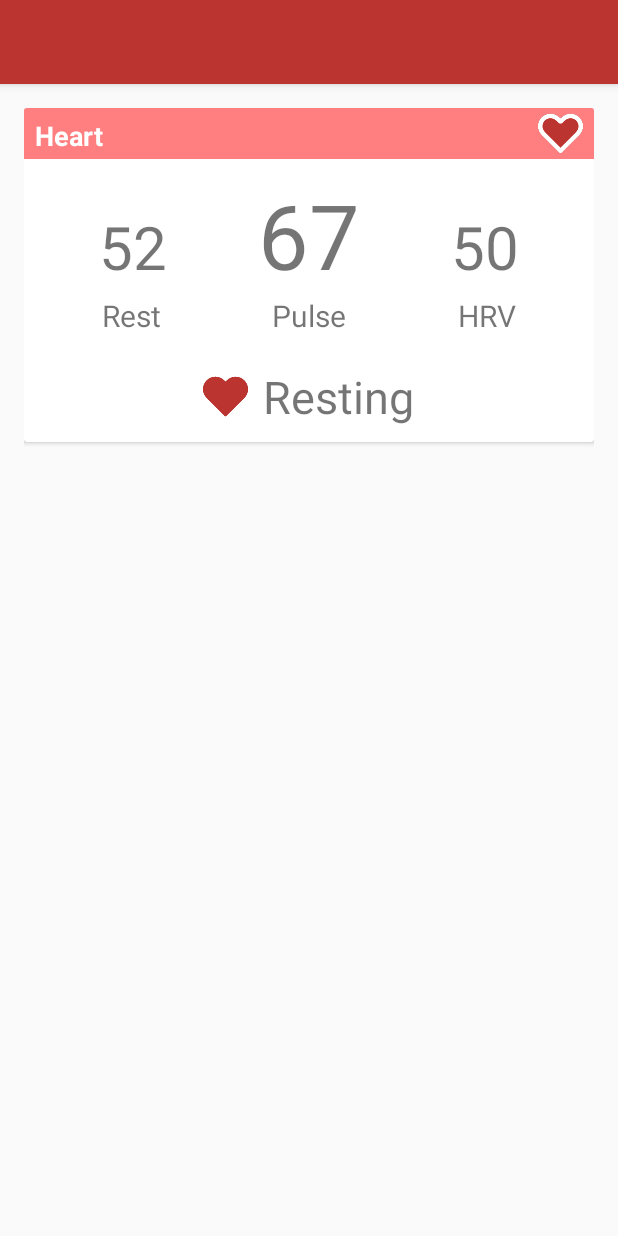
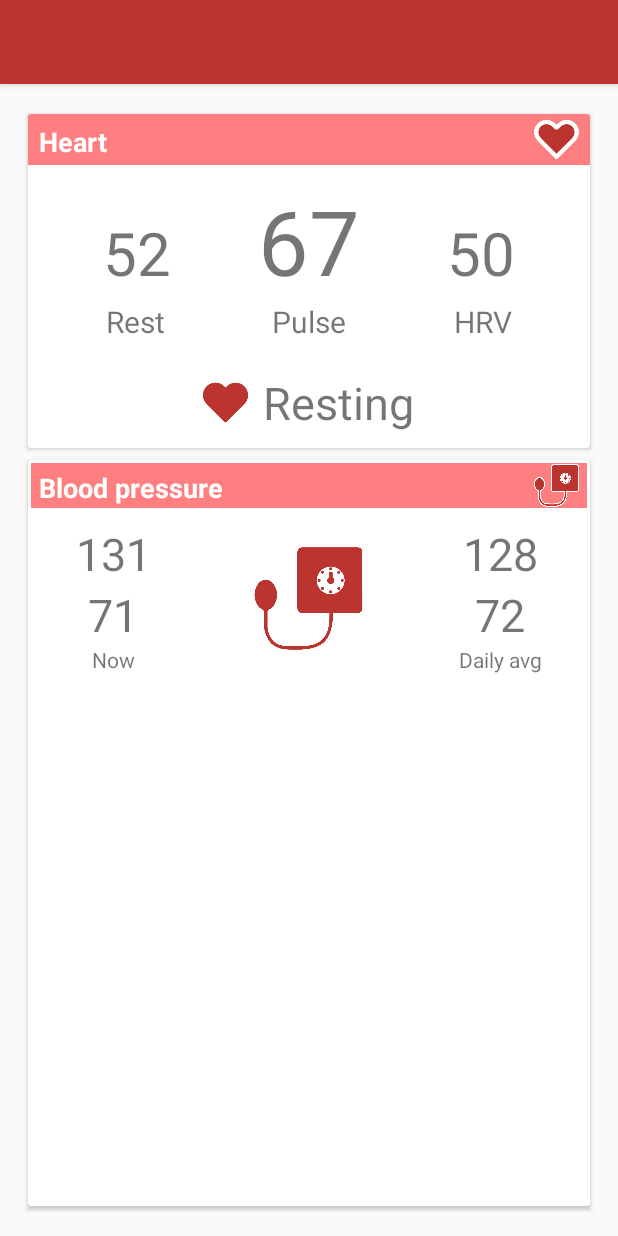
Before and after one commit to SimonLeppanen/MedApp, an Android app: the screen it shows after launch (MainActivity), on a phone screen of 412 x 824 dp. Run offline under Robolectric (Android 15) with nearby library versions, the phone set to English and light mode, and no system bars.

Commit message:
Heart layout, temp, bp

```diff
--- a/app/src/main/res/layout/activity_main.xml
+++ b/app/src/main/res/layout/activity_main.xml
@@ -3,6 +3,7 @@
 <!-- outside cards-->
 <LinearLayout xmlns:android="http://schemas.android.com/apk/res/android"
     xmlns:tools="http://schemas.android.com/tools"
+
     android:id="@+id/activity_main"
     android:layout_width="match_parent"
     android:layout_height="match_parent"
@@ -16,7 +17,12 @@
 
     <include
         android:id="@+id/card_heart"
-        layout="@layout/card_heart"/>
-
+        layout="@layout/card_heart" />
+    <include
+        android:id="@+id/card_bp"
+        layout="@layout/card_bp"/>
+    <include
+        android:id="@+id/card_temperature"
+        layout="@layout/card_temperature"/>
 
 </LinearLayout>
--- /dev/null
+++ b/app/src/main/res/layout/card_bp.xml
@@ -0,0 +1,104 @@
+<?xml version="1.0" encoding="utf-8"?>
+<android.support.v7.widget.CardView
+    xmlns:android="http://schemas.android.com/apk/res/android"
+    xmlns:app="http://schemas.android.com/apk/res-auto"
+    app:cardUseCompatPadding="true"
+    android:layout_width="match_parent"
+    android:layout_height="match_parent">
+
+    <LinearLayout
+        android:layout_width="match_parent"
+        android:layout_height="wrap_content"
+        android:orientation="vertical">
+        <LinearLayout
+            android:layout_width="match_parent"
+            android:layout_height="wrap_content"
+            android:orientation="vertical"
+            android:padding="2dp">
+
+            <LinearLayout
+                android:layout_width="match_parent"
+                android:layout_height="match_parent"
+                android:orientation="horizontal"
+                android:background="@color/colorCardHeader">
+
+                <TextView
+                    android:layout_width="0dp"
+                    android:layout_height="30dp"
+                    android:layout_weight="1"
+                    android:paddingTop="4dp"
+                    android:layout_marginLeft="5dp"
+                    android:text="Blood pressure"
+                    android:textColor="@color/white"
+                    android:textSize="18dp"
+                    android:textStyle="bold"/>
+                <ImageView
+                    android:layout_width="30dp"
+                    android:layout_height="match_parent"
+                    android:layout_marginRight="5dp"
+                    android:src="@drawable/bp_icon"/>
+            </LinearLayout>
+            <RelativeLayout
+                android:layout_width="match_parent"
+                android:layout_height="wrap_content"
+                android:layout_marginTop="10dp">
+
+                <LinearLayout
+                    android:layout_width="wrap_content"
+                    android:layout_height="wrap_content"
+                    android:layout_marginLeft="30dp"
+                    android:layout_alignParentLeft="true"
+                    android:gravity="center"
+                    android:orientation="vertical"
+                    >
+                    <TextView
+                        android:id="@+id/left_syst_nbr"
+                        android:layout_width="wrap_content"
+                        android:layout_height="wrap_content"
+                        android:text="131"
+                        android:textSize="30sp"/>
+                    <TextView
+                        android:id="@+id/left_diast_nbr"
+                        android:layout_width="wrap_content"
+                        android:layout_height="wrap_content"
+                        android:text="71"
+                        android:textSize="30sp"/>
+                    <TextView
+                        android:id="@+id/bp_left_txt"
+                        android:layout_width="wrap_content"
+                        android:layout_height="wrap_content"
+                        android:text="Now"/>
+                </LinearLayout>
+
+                <ImageView
+                    android:layout_width="75dp"
+                    android:layout_height="75dp"
+                    android:src="@drawable/bp_icon_2"
+                    android:layout_centerInParent="true"/>
+
+                <LinearLayout
+                    android:layout_width="wrap_content"
+                    android:layout_height="wrap_content"
+                    android:layout_marginRight="30dp"
+                    android:orientation="vertical"
+                    android:gravity="center"
+                    android:layout_alignParentRight="true">
+                    <TextView
+                        android:layout_width="wrap_content"
+                        android:layout_height="wrap_content"
+                        android:text="128"
+                        android:textSize="30sp"/>
+                    <TextView
+                        android:layout_width="wrap_content"
+                        android:layout_height="wrap_content"
+                        android:text="72"
+                        android:textSize="30sp"/>
+                    <TextView
+                        android:layout_width="wrap_content"
+                        android:layout_height="wrap_content"
+                        android:text="Daily avg"/>
+                </LinearLayout>
+            </RelativeLayout>
+        </LinearLayout>
+    </LinearLayout>
+</android.support.v7.widget.CardView>
--- a/app/src/main/res/layout/card_heart.xml
+++ b/app/src/main/res/layout/card_heart.xml
@@ -1,10 +1,13 @@
 <?xml version="1.0" encoding="utf-8"?>
 <android.support.v7.widget.CardView
+    xmlns:app="http://schemas.android.com/apk/res-auto"
+    xmlns:android="http://schemas.android.com/apk/res/android"
     android:id="@+id/card_heart"
     android:layout_width="match_parent"
     android:layout_height="wrap_content"
+    app:cardUseCompatPadding="true"
     android:paddingBottom="10dp"
-    xmlns:android="http://schemas.android.com/apk/res/android">
+    >
     <LinearLayout
         android:layout_width="match_parent"
         android:layout_height="match_parent"
```
Also changed, not shown: app/src/main/res/layout/card_temperature.xml (+78 -2 lines), app/src/main/res/drawable/bp_icon.png (added), app/src/main/res/drawable/bp_icon_2.png (added), app/src/main/res/drawable/temperature_icon.png (added), app/src/main/res/drawable/temperature_icon_2.png (added).
